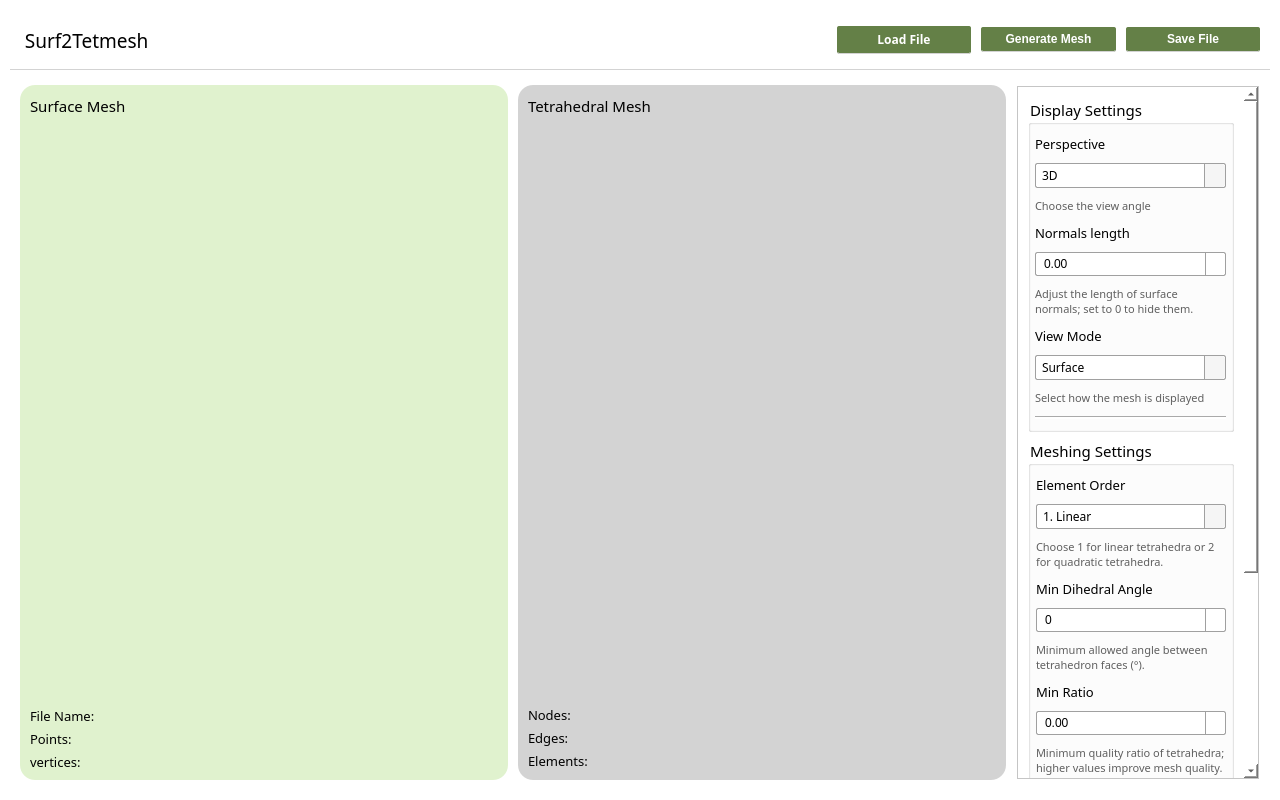
Before: the Qt Designer form ui/applayout.ui in mhddany/surf2tetmeshApp, drawn with Qt 5.
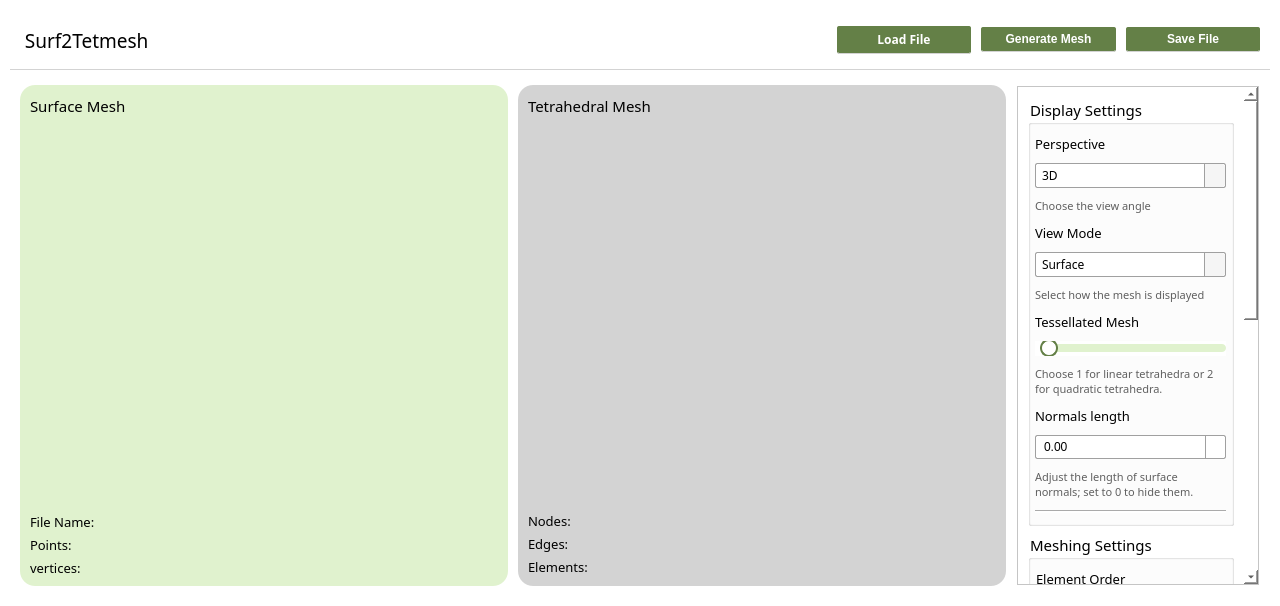
After: the same form once the commit is applied. Custom widgets are drawn as their Qt base class.

```diff
--- a/ui/applayout.ui
+++ b/ui/applayout.ui
@@ -7,7 +7,7 @@
     <x>0</x>
     <y>0</y>
     <width>1280</width>
-    <height>800</height>
+    <height>606</height>
    </rect>
   </property>
   <property name="windowTitle">
@@ -647,7 +647,7 @@
                 <x>0</x>
                 <y>0</y>
                 <width>226</width>
-                <height>874</height>
+                <height>967</height>
                </rect>
               </property>
               <layout class="QHBoxLayout" name="horizontalLayout_3">
@@ -821,84 +821,6 @@
                        </property>
                       </widget>
                      </item>
-                     <item>
-                      <widget class="QLabel" name="normalsLengthLabel">
-                       <property name="font">
-                        <font>
-                         <family>AlwynNewRounded-Regular</family>
-                         <pointsize>10</pointsize>
-                        </font>
-                       </property>
-                       <property name="styleSheet">
-                        <string notr="true">QLabel {
-    color: #000000;                  /* Black text */
-    background: transparent;         /* No background */
-    border: none;                    /* No border */
-	qproperty-alignment: 'AlignLeft | AlignVCenter';
-}</string>
-                       </property>
-                       <property name="text">
-                        <string>Normals length</string>
-                       </property>
-                      </widget>
-                     </item>
-                     <item>
-                      <widget class="QDoubleSpinBox" name="normalsLengthLabelSpinBox">
-                       <property name="styleSheet">
-                        <string notr="true">QDoubleSpinBox {
-    background-color: #FFFFFF;   /* White background */
-    color: #000000;              /* Black text */
-    border: 1px solid #A0A0A0;  /* Thin gray border */
-    border-radius: 2px;          /* Rounded corners */
-    padding: 2px 6px;            /* Space inside box */
-    min-height: 18px;
-}
-
-/* Optional: style the up/down arrows */
-QDoubleSpinBox::up-button, QDoubleSpinBox::down-button {
-    subcontrol-origin: border;
-    subcontrol-position: top right;   /* up button */
-    width: 20px;
-    border-left: 1px solid #A0A0A0;
-    border-radius: 0;
-}
-
-QDoubleSpinBox::down-button {
-    subcontrol-position: bottom right; /* down button */
-}
-
-QDoubleSpinBox::up-arrow, QDoubleSpinBox::down-arrow {
-    width: 8px;
-    height: 8px;
-}
-</string>
-                       </property>
-                      </widget>
-                     </item>
-                     <item>
-                      <widget class="QLabel" name="normalsLengthExpLabel">
-                       <property name="font">
-                        <font>
-                         <family>AlwynNewRounded-Regular</family>
-                         <pointsize>8</pointsize>
-                        </font>
-                       </property>
-                       <property name="styleSheet">
-                        <string notr="true">QLabel {
-    color: #5f5f5f;                  /* Black text */
-    background: transparent;         /* No background */
-    border: none;                    /* No border */
-	qproperty-alignment: 'AlignLeft | AlignTop';
-}</string>
-                       </property>
-                       <property name="text">
-                        <string>Adjust the length of surface normals; set to 0 to hide them.</string>
-                       </property>
-                       <property name="wordWrap">
-                        <bool>true</bool>
-                       </property>
-                      </widget>
-                     </item>
                      <item>
                       <widget class="QLabel" name="viewModeLabel">
                        <property name="font">
@@ -1020,6 +942,209 @@
                        </property>
                       </widget>
                      </item>
+                     <item>
+                      <widget class="QLabel" name="tesselatedLabel">
+                       <property name="font">
+                        <font>
+                         <family>AlwynNewRounded-Regular</family>
+                         <pointsize>10</pointsize>
+                         <bold>false</bold>
+                        </font>
+                       </property>
+                       <property name="styleSheet">
+                        <string notr="true">QLabel {
+    color: #000000;                  /* Black text */
+    background: transparent;         /* No background */
+    border: none;                    /* No border */
+	qproperty-alignment: 'AlignLeft | AlignVCenter';
+}</string>
+                       </property>
+                       <property name="text">
+                        <string>Tessellated Mesh</string>
+                       </property>
+                      </widget>
+                     </item>
+                     <item>
+                      <widget class="QSlider" name="tessellatedSlider">
+                       <property name="sizePolicy">
+                        <sizepolicy hsizetype="Expanding" vsizetype="Fixed">
+                         <horstretch>0</horstretch>
+                         <verstretch>0</verstretch>
+                        </sizepolicy>
+                       </property>
+                       <property name="styleSheet">
+                        <string notr="true">/* === Horizontal Slider === */
+QSlider::groove:horizontal {
+    height: 8px;
+    background: qlineargradient(
+        x1: 0, y1: 0, x2: 1, y2: 0,
+        stop: 0 #E0F2CE, stop: 1 #c6d8b1
+    );
+    border-radius: 4px;
+    margin: 0 5px;
+}
+
+QSlider::sub-page:horizontal {
+    background: qlineargradient(
+        x1: 0, y1: 0, x2: 1, y2: 0,
+        stop: 0 #648047, stop: 1 #7ea857
+    );
+    border-radius: 4px;
+}
+
+QSlider::add-page:horizontal {
+    background: #E0F2CE;
+    border-radius: 4px;
+}
+
+QSlider::handle:horizontal {
+    background: #ffffff;
+    border: 2px solid #648047;
+    width: 14px;
+    height: 18px;
+    border-radius: 9px;
+    margin: -5px 0;
+    transition: all 0.5s ease;
+}
+
+QSlider::handle:horizontal:hover {
+    background: #648047;
+    border: 2px solid #ffffff;
+
+}
+
+QSlider::handle:horizontal:pressed {
+    background: #7ea857;
+    border: 2px solid #ffffff;
+}
+</string>
+                       </property>
+                       <property name="maximum">
+                        <number>100</number>
+                       </property>
+                       <property name="orientation">
+                        <enum>Qt::Orientation::Horizontal</enum>
+                       </property>
+                       <property name="tickInterval">
+                        <number>0</number>
+                       </property>
+                      </widget>
+                     </item>
+                     <item>
+                      <widget class="QLabel" name="tesselatedExpLabel">
+                       <property name="font">
+                        <font>
+                         <family>AlwynNewRounded-Regular</family>
+                         <pointsize>8</pointsize>
+                         <bold>false</bold>
+                        </font>
+                       </property>
+                       <property name="styleSheet">
+                        <string notr="true">QLabel {
+    color: #5f5f5f;                  /* Black text */
+    background: transparent;         /* No background */
+    border: none;                    /* No border */
+	qproperty-alignment: 'AlignLeft | AlignTop';
+}</string>
+                       </property>
+                       <property name="midLineWidth">
+                        <number>0</number>
+                       </property>
+                       <property name="text">
+                        <string>Choose 1 for linear tetrahedra or 2 for quadratic tetrahedra.</string>
+                       </property>
+                       <property name="wordWrap">
+                        <bool>true</bool>
+                       </property>
+                      </widget>
+                     </item>
+                     <item>
+                      <widget class="QLabel" name="normalsLengthLabel">
+                       <property name="font">
+                        <font>
+                         <family>AlwynNewRounded-Regular</family>
+                         <pointsize>10</pointsize>
+                        </font>
+                       </property>
+                       <property name="styleSheet">
+                        <string notr="true">QLabel {
+    color: #000000;                  /* Black text */
+    background: transparent;         /* No background */
+    border: none;                    /* No border */
+	qproperty-alignment: 'AlignLeft | AlignVCenter';
+}</string>
+                       </property>
+                       <property name="text">
+                        <string>Normals length</string>
+                       </property>
+                      </widget>
+                     </item>
+                     <item>
+                      <widget class="QDoubleSpinBox" name="normalsLengthLabelSpinBox">
+                       <property name="styleSheet">
+                        <string notr="true">QDoubleSpinBox {
+    background-color: #FFFFFF;   /* White background */
+    color: #000000;              /* Black text */
+    border: 1px solid #A0A0A0;  /* Thin gray border */
+    border-radius: 2px;          /* Rounded corners */
+    padding: 2px 6px;            /* Space inside box */
+    min-height: 18px;
+}
+
+/* Optional: style the up/down arrows */
+QDoubleSpinBox::up-button, QDoubleSpinBox::down-button {
+    subcontrol-origin: border;
+    subcontrol-position: top right;   /* up button */
+    width: 20px;
+    border-left: 1px solid #A0A0A0;
+    border-radius: 0;
+}
+
+QDoubleSpinBox::down-button {
+    subcontrol-position: bottom right; /* down button */
+}
+
+QDoubleSpinBox::up-arrow, QDoubleSpinBox::down-arrow {
+    width: 8px;
+    height: 8px;
+}
+</string>
+                       </property>
+                       <property name="maximum">
+                        <double>20.000000000000000</double>
+                       </property>
+                       <property name="singleStep">
+                        <double>0.500000000000000</double>
+                       </property>
+                       <property name="stepType">
+                        <enum>QAbstractSpinBox::StepType::DefaultStepType</enum>
+                       </property>
+                      </widget>
+                     </item>
+                     <item>
+                      <widget class="QLabel" name="normalsLengthExpLabel">
+                       <property name="font">
+                        <font>
+                         <family>AlwynNewRounded-Regular</family>
+                         <pointsize>8</pointsize>
+                        </font>
+                       </property>
+                       <property name="styleSheet">
+                        <string notr="true">QLabel {
+    color: #5f5f5f;                  /* Black text */
+    background: transparent;         /* No background */
+    border: none;                    /* No border */
+	qproperty-alignment: 'AlignLeft | AlignTop';
+}</string>
+                       </property>
+                       <property name="text">
+                        <string>Adjust the length of surface normals; set to 0 to hide them.</string>
+                       </property>
+                       <property name="wordWrap">
+                        <bool>true</bool>
+                       </property>
+                      </widget>
+                     </item>
                      <item>
                       <widget class="Line" name="line">
                        <property name="orientation">
@@ -1230,6 +1355,9 @@
 }
 </string>
                        </property>
+                       <property name="maximum">
+                        <number>90</number>
+                       </property>
                       </widget>
                      </item>
                      <item>
```
